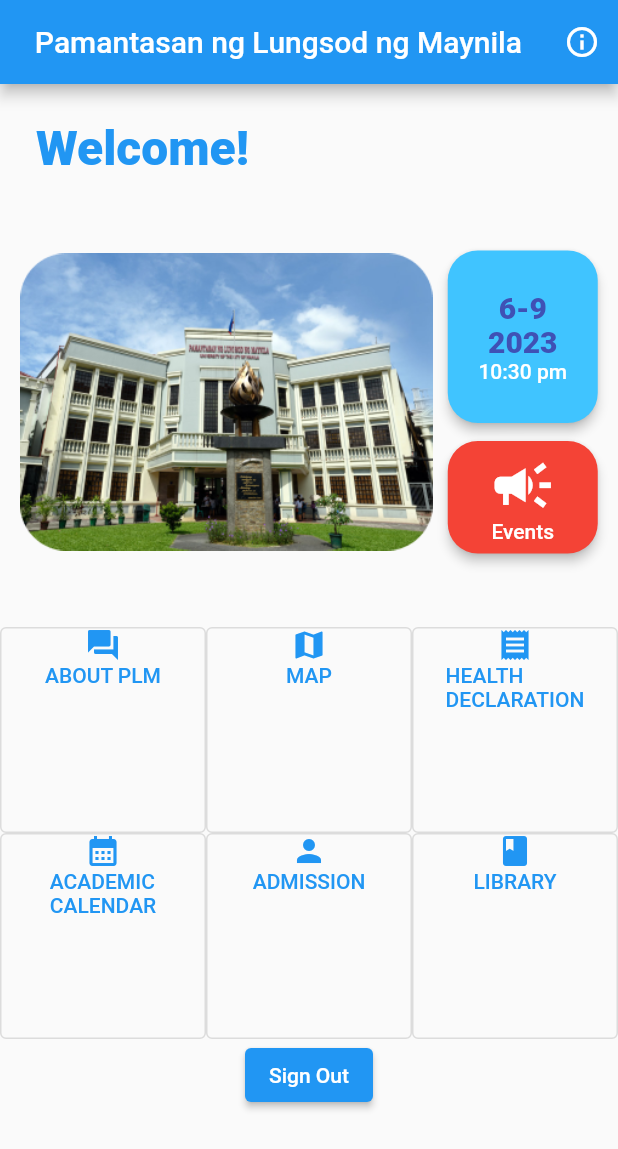
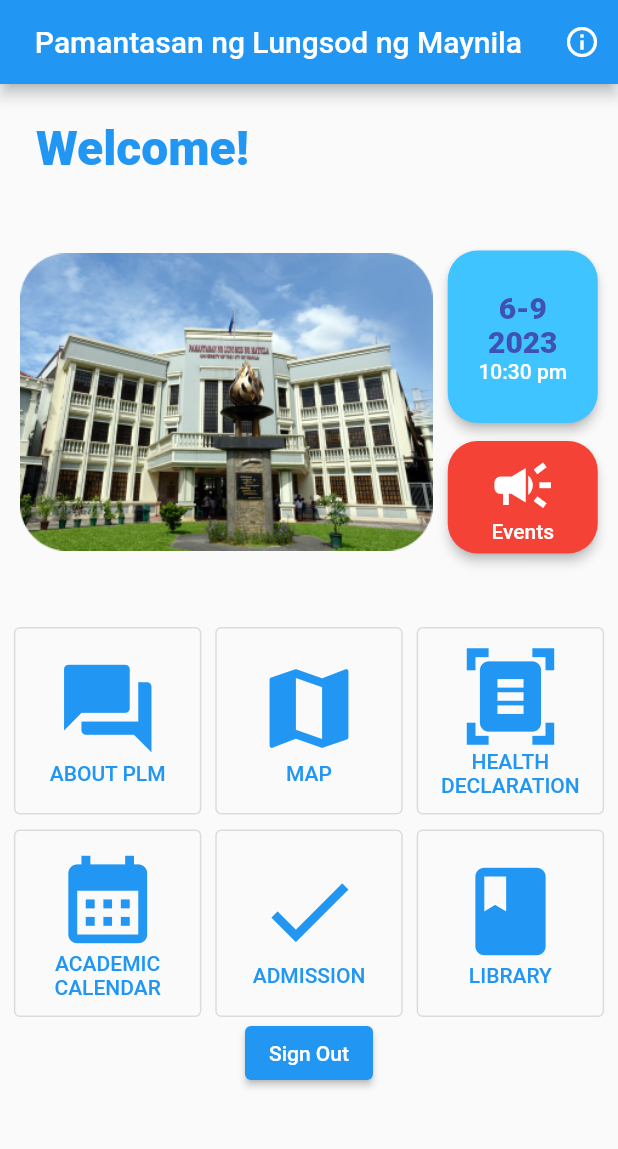
Before and after one commit to kya-nicoh/PLMAPP-authlogin, a Flutter app: the HomePage screen opened directly, on a phone screen of 412 x 824 dp. Shown: the top 1149 px of the screen. Run offline on Flutter 3.47's test engine with Material 2 defaults, Android fonts, the phone set to English and light mode, and no system bars; our stand-ins replace carousel_slider, firebase_auth, firebase_core, table_calendar, webview_flutter; accounts and stored records are empty.

Commit message:
Updated Home Page!!!

```diff
--- a/lib/pages/home_page.dart
+++ b/lib/pages/home_page.dart
@@ -7,6 +7,7 @@
 import '../pages/expanded_events.dart';
 import '../pages/aboutplm.dart';
 import '../pages/plmlibrary.dart';
+import '../pages/map.dart';
 import '../pages/admissions.dart';
 import 'package:flutter/material.dart';
 
@@ -168,113 +169,172 @@
                 ),
               ],
             ),
-            GridView.count(
-              crossAxisCount: 3,
-              shrinkWrap: true,
-              physics: const NeverScrollableScrollPhysics(),
+            Row(
+              mainAxisAlignment: MainAxisAlignment.spaceEvenly,
+              crossAxisAlignment: CrossAxisAlignment.center,
               children: [
-                OutlinedButton(
-                  child: Center(
+                SizedBox(
+                  height: 125,
+                  width: 125,
+                  child: OutlinedButton(
                     child: Column(
+                      mainAxisAlignment: MainAxisAlignment.center,
+                      crossAxisAlignment: CrossAxisAlignment.center,
                       children: const [
-                        Icon(Icons.question_answer),
-                        Text('ABOUT PLM'),
+                        Icon(
+                          Icons.question_answer,
+                          size: 70,
+                        ),
+                        Text(
+                          'ABOUT PLM',
+                          textAlign: TextAlign.center,
+                        ),
                       ],
-                    ),
                     ),
                     onPressed: () {
                       Navigator.push(
                           context,
                           MaterialPageRoute(
-                        builder: (context) => const AboutPLMApp(),
-                      ),
-                    );
+                              builder: (context) => const AboutPLMApp()));
                     },
                   ),
-                OutlinedButton(
-                  child: Center(
+                ),
+                SizedBox(
+                  height: 125,
+                  width: 125,
+                  child: OutlinedButton(
                     child: Column(
+                      mainAxisAlignment: MainAxisAlignment.center,
+                      crossAxisAlignment: CrossAxisAlignment.center,
                       children: const [
-                        Icon(Icons.map),
-                        Text('MAP'),
+                        Icon(
+                          Icons.map,
+                          size: 70,
+                        ),
+                        Text(
+                          'MAP',
+                          textAlign: TextAlign.center,
+                        ),
                       ],
                     ),
-                  ),
                     onPressed: () {
-                    debugPrint('Outlined Button');
+                      Navigator.push(context,
+                          MaterialPageRoute(builder: (context) => const Map()));
                     },
                   ),
-                OutlinedButton(
-                  child: Center(
+                ),
+                SizedBox(
+                  height: 125,
+                  width: 125,
+                  child: OutlinedButton(
                     child: Column(
+                      mainAxisAlignment: MainAxisAlignment.center,
+                      crossAxisAlignment: CrossAxisAlignment.center,
                       children: const [
-                        Icon(Icons.receipt),
-                        Text('HEALTH\nDECLARATION'),
+                        Icon(
+                          Icons.document_scanner,
+                          size: 70,
+                        ),
+                        Text(
+                          'HEALTH\nDECLARATION',
+                          textAlign: TextAlign.center,
+                        ),
                       ],
-                    ),
                     ),
                     onPressed: () {
                       Navigator.push(
                           context,
                           MaterialPageRoute(
-                        builder: (context) => const HealthDeclaration(),
-                      ),
-                    );
+                              builder: (context) => const HealthDeclaration()));
                     },
                   ),
-                OutlinedButton(
-                  child: Center(
-                    child: Column(
-                      children: const [
-                        Icon(Icons.calendar_month),
-                        Text('ACADEMIC\nCALENDAR'),
+                ),
               ],
             ),
+            Container(
+              height: 10,
+            ),
+            Row(
+              mainAxisAlignment: MainAxisAlignment.spaceEvenly,
+              crossAxisAlignment: CrossAxisAlignment.center,
+              children: [
+                SizedBox(
+                  height: 125,
+                  width: 125,
+                  child: OutlinedButton(
+                    child: Column(
+                      mainAxisAlignment: MainAxisAlignment.center,
+                      crossAxisAlignment: CrossAxisAlignment.center,
+                      children: const [
+                        Icon(
+                          Icons.calendar_month,
+                          size: 70,
+                        ),
+                        Text(
+                          'ACADEMIC CALENDAR',
+                          textAlign: TextAlign.center,
+                        ),
+                      ],
                     ),
                     onPressed: () {
                       Navigator.push(
                           context,
                           MaterialPageRoute(
-                        builder: (context) => const CalendarMain(),
-                      ),
-                    );
+                              builder: (context) => const CalendarMain()));
                     },
                   ),
-                OutlinedButton(
-                  child: Center(
+                ),
+                SizedBox(
+                  height: 125,
+                  width: 125,
+                  child: OutlinedButton(
                     child: Column(
+                      mainAxisAlignment: MainAxisAlignment.center,
+                      crossAxisAlignment: CrossAxisAlignment.center,
                       children: const [
-                        Icon(Icons.person),
-                        Text('ADMISSION'),
+                        Icon(
+                          Icons.check,
+                          size: 70,
+                        ),
+                        Text(
+                          'ADMISSION',
+                          textAlign: TextAlign.center,
+                        ),
                       ],
-                    ),
                     ),
                     onPressed: () {
                       Navigator.push(
                           context,
                           MaterialPageRoute(
-                        builder: (context) => const Admission(),
-                      ),
-                    );
+                              builder: (context) => const Admission()));
                     },
                   ),
-                OutlinedButton(
-                  child: Center(
+                ),
+                SizedBox(
+                  height: 125,
+                  width: 125,
+                  child: OutlinedButton(
                     child: Column(
+                      mainAxisAlignment: MainAxisAlignment.center,
+                      crossAxisAlignment: CrossAxisAlignment.center,
                       children: const [
-                        Icon(Icons.book),
-                        Text('LIBRARY'),
+                        Icon(
+                          Icons.book_rounded,
+                          size: 70,
+                        ),
+                        Text(
+                          'LIBRARY',
+                          textAlign: TextAlign.center,
+                        ),
                       ],
-                    ),
                     ),
                     onPressed: () {
                       Navigator.push(
                           context,
                           MaterialPageRoute(
-                        builder: (context) => const plmlibrary(),
+                              builder: (context) => const plmlibrary()));
+                    },
                   ),
-                    );
-                  },
                 ),
               ],
             ),
--- /dev/null
+++ b/lib/pages/map.dart
@@ -0,0 +1,17 @@
+import 'package:flutter/material.dart';
+
+class Map extends StatelessWidget {
+  const Map({super.key});
+
+  @override
+  Widget build(BuildContext context) {
+    return Scaffold(
+      appBar: AppBar(
+        title: Text('University Map'),
+      ),
+      body: Center(
+        child: Image.asset('lib/images/PLMMap.jpg'),
+      ),
+    );
+  }
+}
```
Also changed, not shown: lib/images/PLMMap.jpg (added). Lines whose indentation alone changed are shown as unchanged.
